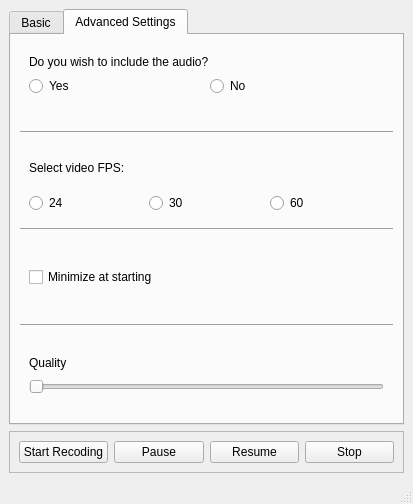
Old version of the form TestScreenDer/TestScreenDer/mainwindow.ui in the repository cheina97/ScreenRecorderQT.
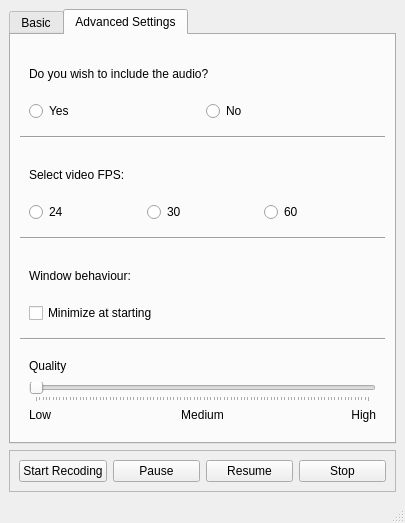
New version of the form.

Commit message: risolto bug, aggiunte opzioni, grazie chei!

What changed in the file:
```diff
--- a/TestScreenDer/TestScreenDer/mainwindow.ui
+++ b/TestScreenDer/TestScreenDer/mainwindow.ui
@@ -6,8 +6,8 @@
    <rect>
     <x>0</x>
     <y>0</y>
-    <width>413</width>
-    <height>504</height>
+    <width>405</width>
+    <height>523</height>
    </rect>
   </property>
   <property name="windowTitle">
@@ -173,19 +173,6 @@
              </item>
             </layout>
            </item>
-           <item>
-            <spacer name="horizontalSpacer_2">
-             <property name="orientation">
-              <enum>Qt::Horizontal</enum>
-             </property>
-             <property name="sizeHint" stdset="0">
-              <size>
-               <width>40</width>
-               <height>20</height>
-              </size>
-             </property>
-            </spacer>
-           </item>
           </layout>
          </widget>
         </item>
@@ -245,20 +232,23 @@
          </widget>
         </item>
         <item>
-         <widget class="QWidget" name="verticalWidget" native="true">
-          <layout class="QVBoxLayout" name="verticalLayout_9">
+         <widget class="QWidget" name="widget_5" native="true">
+          <layout class="QVBoxLayout" name="verticalLayout_8">
            <item>
-            <layout class="QHBoxLayout" name="horizontalLayout_4">
+            <widget class="QLabel" name="label_7">
+             <property name="text">
+              <string>Window behaviour:</string>
+             </property>
+            </widget>
+           </item>
              <item>
-              <widget class="QCheckBox" name="checkBox">
+            <widget class="QCheckBox" name="checkBoxMinimize">
                <property name="text">
                 <string>Minimize at starting</string>
                </property>
               </widget>
              </item>
             </layout>
-           </item>
-          </layout>
          </widget>
         </item>
         <item>
@@ -269,10 +259,8 @@
          </widget>
         </item>
         <item>
-         <widget class="QWidget" name="verticalWidget" native="true">
-          <layout class="QVBoxLayout" name="verticalLayout_10">
-           <item>
-            <layout class="QVBoxLayout" name="verticalLayout_11">
+         <widget class="QWidget" name="widget_6" native="true">
+          <layout class="QVBoxLayout" name="verticalLayout_9">
              <item>
               <widget class="QLabel" name="label_6">
                <property name="sizePolicy">
@@ -307,14 +295,63 @@
                 <enum>Qt::Horizontal</enum>
                </property>
                <property name="tickPosition">
-                <enum>QSlider::NoTicks</enum>
+              <enum>QSlider::TicksBelow</enum>
                </property>
                <property name="tickInterval">
+              <number>1</number>
+             </property>
+            </widget>
+           </item>
+           <item>
+            <widget class="QWidget" name="widget_7" native="true">
+             <property name="sizePolicy">
+              <sizepolicy hsizetype="Preferred" vsizetype="Fixed">
+               <horstretch>0</horstretch>
+               <verstretch>0</verstretch>
+              </sizepolicy>
+             </property>
+             <layout class="QHBoxLayout" name="horizontalLayout_7">
+              <property name="leftMargin">
                 <number>0</number>
+              </property>
+              <property name="topMargin">
+               <number>0</number>
+              </property>
+              <property name="rightMargin">
+               <number>0</number>
+              </property>
+              <property name="bottomMargin">
+               <number>0</number>
+              </property>
+              <item>
+               <widget class="QLabel" name="label_10">
+                <property name="text">
+                 <string>Low</string>
+                </property>
+               </widget>
+              </item>
+              <item>
+               <widget class="QLabel" name="label_9">
+                <property name="text">
+                 <string>Medium</string>
+                </property>
+                <property name="alignment">
+                 <set>Qt::AlignCenter</set>
+                </property>
+               </widget>
+              </item>
+              <item>
+               <widget class="QLabel" name="label_8">
+                <property name="text">
+                 <string>High</string>
+                </property>
+                <property name="alignment">
+                 <set>Qt::AlignRight|Qt::AlignTrailing|Qt::AlignVCenter</set>
                </property>
               </widget>
              </item>
             </layout>
+            </widget>
            </item>
           </layout>
          </widget>
```
Left out of the diff: 2 changed lines with no effect on the pictures. Lines whose indentation alone changed are shown as unchanged. The commit also changes 2 other files.
